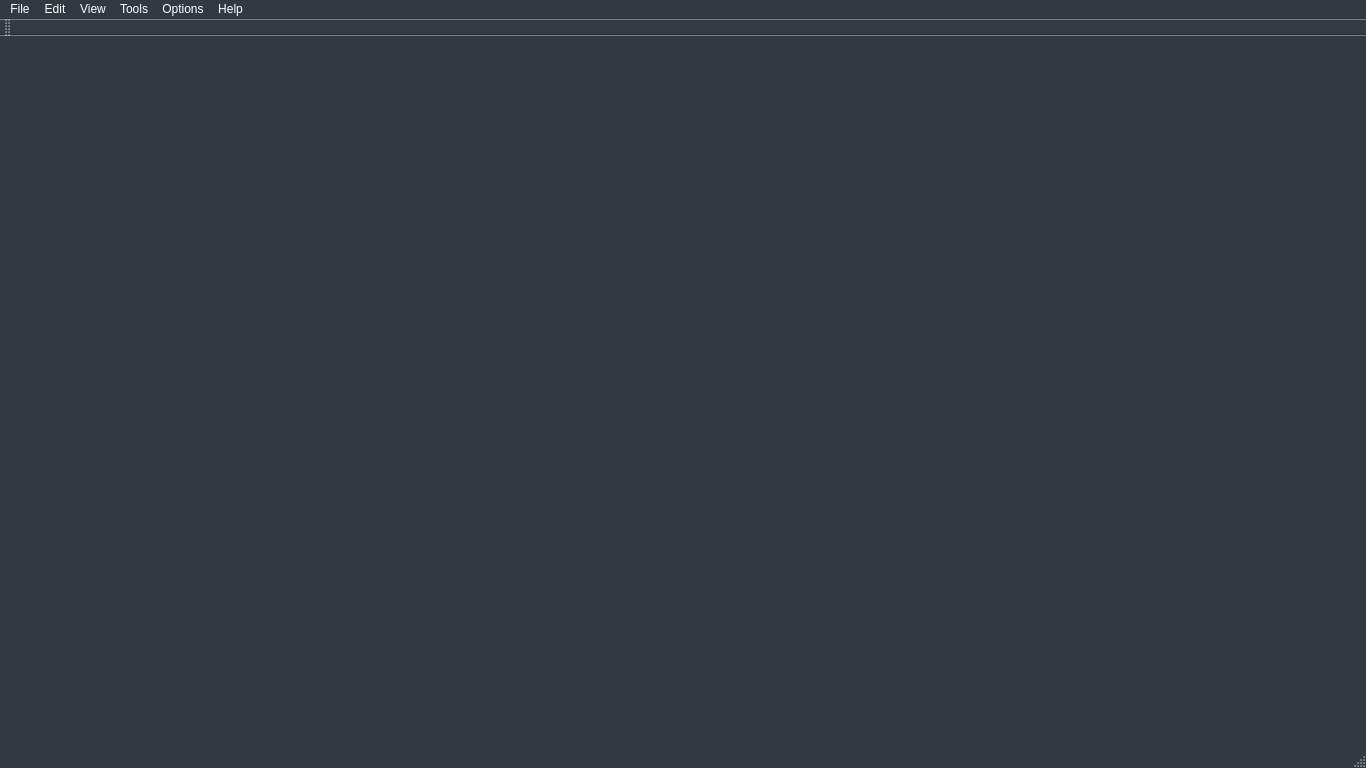
Above: GUI/UAV-Forge-New/mainwindow.ui from UCI-UAVForge/GroundStation before the change. Below: the same form after it.
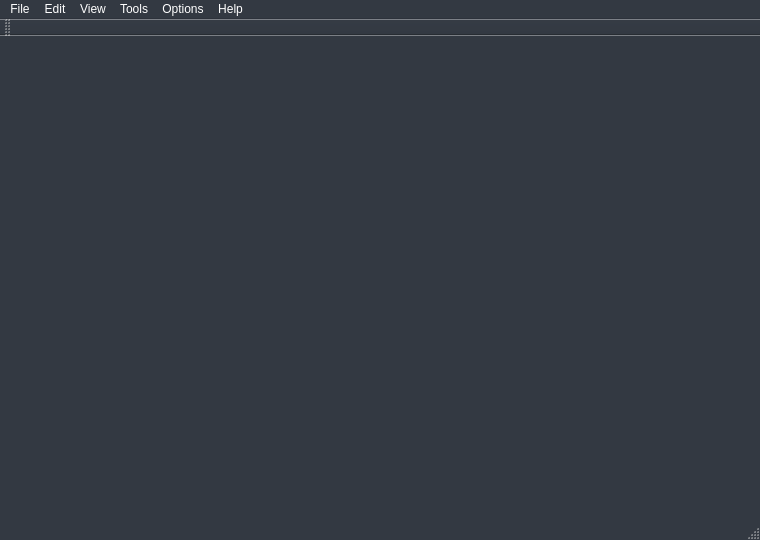
That is the form after the change. Icons and pictures are not drawn.

```diff
--- a/GUI/UAV-Forge-New/mainwindow.ui
+++ b/GUI/UAV-Forge-New/mainwindow.ui
@@ -6,8 +6,8 @@
    <rect>
     <x>0</x>
     <y>0</y>
-    <width>1366</width>
-    <height>768</height>
+    <width>760</width>
+    <height>540</height>
    </rect>
   </property>
   <property name="minimumSize">
@@ -664,8 +664,8 @@
     <rect>
      <x>0</x>
      <y>0</y>
-     <width>1366</width>
-     <height>21</height>
+     <width>760</width>
+     <height>22</height>
     </rect>
    </property>
    <widget class="QMenu" name="menuFile">
```
